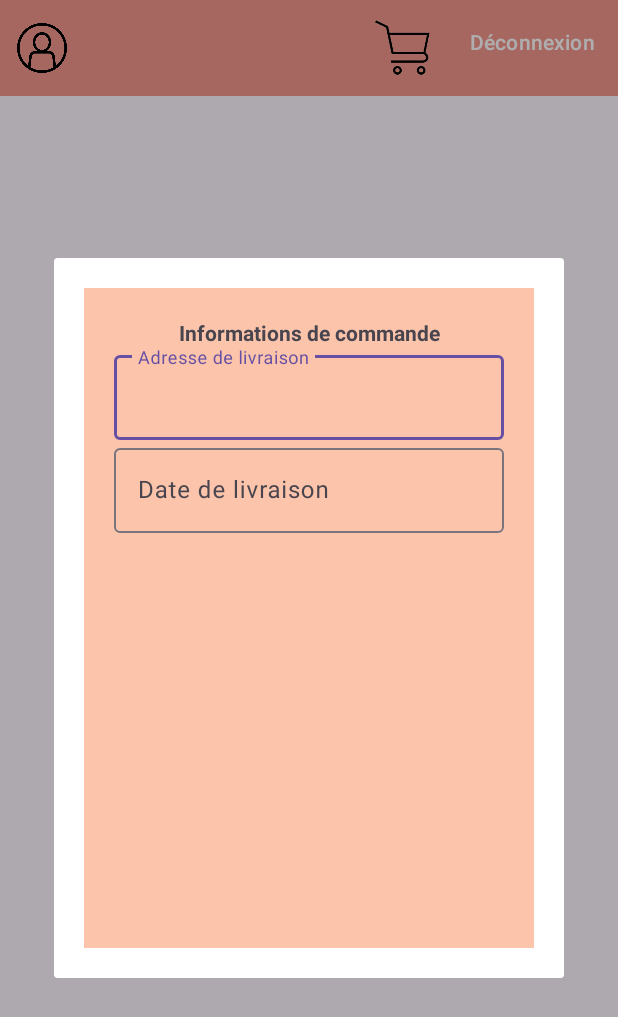
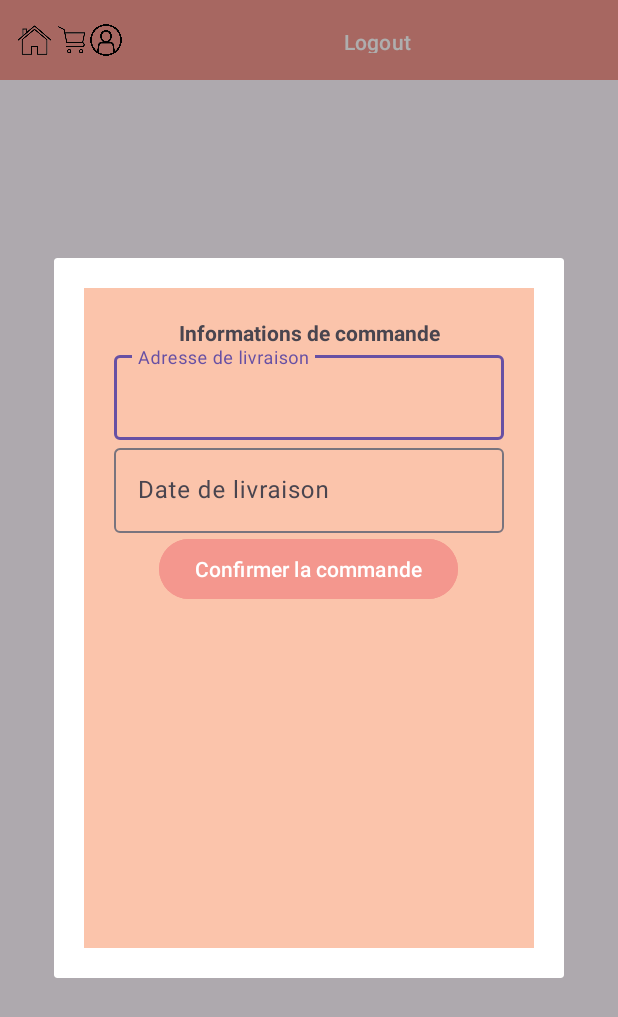
Before and after one commit to AntoniaHounsa/Livraison-Android-, an Android app: the UserCart screen opened directly, with no data from a screen before it, after a tap on "Commander", on a phone screen of 412 x 824 dp. Shown: the top 1017 px of the screen. Run offline under Robolectric (Android 15) with nearby library versions, the phone set to English and light mode, and no system bars; our stand-ins replace Firebase (no records; nobody signed in at launch, a user with empty details on screens opened directly).

Commit message:
feat: finish the order

```diff
--- a/app/src/main/java/com/example/easydelivery/OrderDialogFragment.java
+++ b/app/src/main/java/com/example/easydelivery/OrderDialogFragment.java
@@ -6,6 +6,7 @@ import android.os.Bundle;
 import android.view.LayoutInflater;
 import android.view.View;
 import android.view.ViewGroup;
+import android.widget.Button;
 import android.widget.DatePicker;
 import android.widget.Toast;
 
@@ -13,20 +14,37 @@ import androidx.annotation.NonNull;
 import androidx.annotation.Nullable;
 import androidx.fragment.app.DialogFragment;
 
+import com.example.easydelivery.model.Order;
+import com.example.easydelivery.model.Product;
+import com.google.android.gms.tasks.OnFailureListener;
+import com.google.android.gms.tasks.OnSuccessListener;
 import com.google.android.material.textfield.TextInputEditText;
+import com.google.firebase.auth.FirebaseAuth;
+import com.google.firebase.firestore.DocumentReference;
+import com.google.firebase.firestore.FirebaseFirestore;
 
+import java.util.ArrayList;
 import java.util.Calendar;
 
 public class OrderDialogFragment extends DialogFragment {
-    private TextInputEditText dateField;
+    private TextInputEditText dateFieldTv, deliveryAdressTv;
+    private Button validateOrderButton;
+    private ArrayList<Product> products;
+
 
     @Nullable
     @Override
     public View onCreateView(@NonNull LayoutInflater inflater, @Nullable ViewGroup container, @Nullable Bundle savedInstanceState) {
         View view = inflater.inflate(R.layout.order_dialog_fragment, container, false);
+        // Récupérez le bundle et les produits
+        Bundle bundle = getArguments();
+        if (bundle != null) {
+            products = (ArrayList<Product>) bundle.getSerializable("products");
+        }
 
-        dateField = view.findViewById(R.id.dateField);
-        dateField.setOnClickListener(new View.OnClickListener() {
+        deliveryAdressTv = view.findViewById(R.id.adresse);
+        dateFieldTv = view.findViewById(R.id.dateField);
+        dateFieldTv.setOnClickListener(new View.OnClickListener() {
             @Override
             public void onClick(View v) {
                 Toast.makeText(getActivity(), "Clicked", Toast.LENGTH_SHORT).show();
@@ -43,7 +61,7 @@ public class OrderDialogFragment extends DialogFragment {
                             public void onDateSet(DatePicker view, int year, int monthOfYear, int dayOfMonth) {
                                 monthOfYear = monthOfYear + 1;
                                 String date = dayOfMonth + "/" + monthOfYear + "/" + year;
-                                dateField.setText(date);
+                                dateFieldTv.setText(date);
                             }
                         }, year, month, day);
 
@@ -51,6 +69,70 @@ public class OrderDialogFragment extends DialogFragment {
             }
         });
 
+        validateOrderButton = view.findViewById(R.id.validateOrder);
+        validateOrderButton.setOnClickListener(new View.OnClickListener() {
+            @Override
+            public void onClick(View v) {
+                // Récupérer l'ID de l'utilisateur
+                String userId = FirebaseAuth.getInstance().getCurrentUser().getUid();
+
+                String date = dateFieldTv.getText().toString();
+
+                String address = deliveryAdressTv.getText().toString();
+
+                Order order = new Order(userId, products, date, address);
+
+                saveOrderToFirestore(order);
+
+
+            }
+        });
         return view;
     }
+
+    private void saveOrderToFirestore(Order order) {
+        FirebaseFirestore db = FirebaseFirestore.getInstance();
+        String currentUserId = FirebaseAuth.getInstance().getCurrentUser().getUid();
+
+
+        // Vous pouvez générer un nouvel ID de document ou utiliser l'ID de l'utilisateur
+        db.collection("orders").add(order)
+                .addOnSuccessListener(new OnSuccessListener<DocumentReference>() {
+                    @Override
+                    public void onSuccess(DocumentReference documentReference) {
+                        clearUserCart(currentUserId);
+                        Toast.makeText(getActivity(), "Commande enregistrée avec succès", Toast.LENGTH_SHORT).show();
+                        dismiss();
+                    }
+                })
+                .addOnFailureListener(new OnFailureListener() {
+                    @Override
+                    public void onFailure(@NonNull Exception e) {
+                        Toast.makeText(getActivity(), "Erreur lors de l'enregistrement de la commande", Toast.LENGTH_SHORT).show();
+                    }
+                });
+    }
+
+    private void clearUserCart(String userId) {
+        FirebaseFirestore db = FirebaseFirestore.getInstance();
+
+        // Supposer que le panier de l'utilisateur est un document dans la collection 'carts'
+        DocumentReference cartRef = db.collection("carts").document(userId);
+
+        // Option 1: Supprimer le document du panier
+        cartRef.update("products", new ArrayList<>())
+                .addOnSuccessListener(new OnSuccessListener<Void>() {
+                    @Override
+                    public void onSuccess(Void aVoid) {
+                        // Le panier a été vidé avec succès
+                    }
+                })
+                .addOnFailureListener(new OnFailureListener() {
+                    @Override
+                    public void onFailure(@NonNull Exception e) {
+                        // Gérer l'erreur
+                    }
+                });
+    }
+
 }
--- a/app/src/main/java/com/example/easydelivery/UserCart.java
+++ b/app/src/main/java/com/example/easydelivery/UserCart.java
@@ -60,7 +60,14 @@ public class UserCart extends AppCompatActivity {
         openOrderDialog.setOnClickListener(new View.OnClickListener() {
             @Override
             public void onClick(View v) {
+                // Créez un bundle pour contenir les produits
+                Bundle bundle = new Bundle();
+                bundle.putSerializable("products", productArrayList); // Assurez-vous que la classe Product implémente Serializable
+
+
                 OrderDialogFragment orderDialogFragment = new OrderDialogFragment();
+                orderDialogFragment.setArguments(bundle); // Attribuez le bundle au fragment
+
                 orderDialogFragment.show(getSupportFragmentManager(),"MyFragment");
             }
         });
--- a/app/src/main/java/com/example/easydelivery/model/Product.java
+++ b/app/src/main/java/com/example/easydelivery/model/Product.java
@@ -1,6 +1,8 @@
 package com.example.easydelivery.model;
 
-public class Product {
+import java.io.Serializable;
+
+public class Product implements Serializable {
     private String name;
     private long price;
     private String photo;
--- a/app/src/main/res/layout/fragment_navbar.xml
+++ b/app/src/main/res/layout/fragment_navbar.xml
@@ -8,35 +8,42 @@
     android:background="#F4978E"
     android:gravity="center_vertical">
     <ImageView
+        android:id="@+id/home"
+        android:layout_width="30dp"
+        android:layout_height="match_parent"
+        android:src="@drawable/homebg"
+    />
+    <ImageView
+        android:id="@+id/userCard"
+        android:layout_width="20dp"
+        android:layout_height="match_parent"
+        android:src="@drawable/panier"
+    />
+    <ImageView
         android:id="@+id/userLogo"
-        android:layout_width="40dp"
+        android:layout_width="25dp"
         android:layout_height="match_parent"
         android:src="@drawable/usericon"
      />
 
     <TextView
         android:id="@+id/user_details"
-        android:layout_width="0dp"
-        android:layout_weight="1"
+        android:layout_width="120dp"
         android:layout_height="wrap_content"
         android:text="Email utilisateur"
         android:gravity="start"
         android:textAppearance="@style/TextAppearance.AppCompat.Body1"/>
-    <ImageView
-        android:id="@+id/userCard"
-        android:layout_width="40dp"
-        android:layout_height="match_parent"
-        android:src="@drawable/panier"
-        />
+
+
+
     <Button
         android:id="@+id/logoutButton"
-        android:layout_width="wrap_content"
-        android:layout_height="wrap_content"
-        android:text="Déconnexion"
-        android:gravity="end"
-        android:paddingEnd="8dp"
+        android:layout_width="80dp"
+        android:layout_height="37dp"
         android:background="?attr/selectableItemBackground"
         android:clickable="true"
-        android:focusable="true"/>
+        android:focusable="true"
+        android:paddingEnd="8dp"
+        android:text="Logout" />
 
 </LinearLayout>
--- a/app/src/main/res/layout/order_dialog_fragment.xml
+++ b/app/src/main/res/layout/order_dialog_fragment.xml
@@ -2,6 +2,7 @@
 <RelativeLayout xmlns:android="http://schemas.android.com/apk/res/android"
     android:layout_width="match_parent"
     android:layout_height="match_parent"
+
     >
 
     <LinearLayout
@@ -44,5 +45,13 @@
                 android:hint="Date de livraison" />
         </com.google.android.material.textfield.TextInputLayout>
 
+        <Button
+            android:id="@+id/validateOrder"
+            android:layout_width="wrap_content"
+            android:layout_height="wrap_content"
+            android:backgroundTint="#F4978E"
+            android:layout_gravity="center_horizontal"
+            android:text="Confirmer la commande" />
+
     </LinearLayout>
 </RelativeLayout>
```
Also changed, not shown: app/src/main/java/com/example/easydelivery/model/Order.java (added, +52 -0 lines), app/src/main/res/drawable/home.png (added), app/src/main/res/drawable/homebg.png (added).
